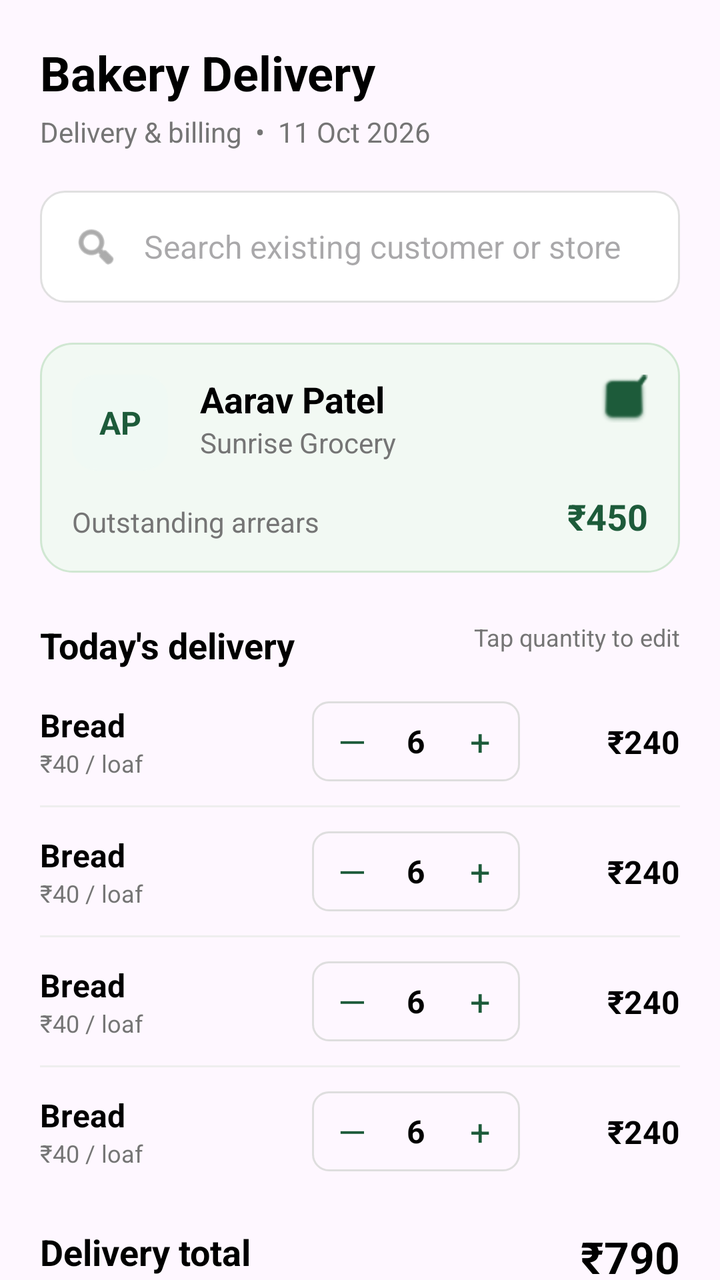
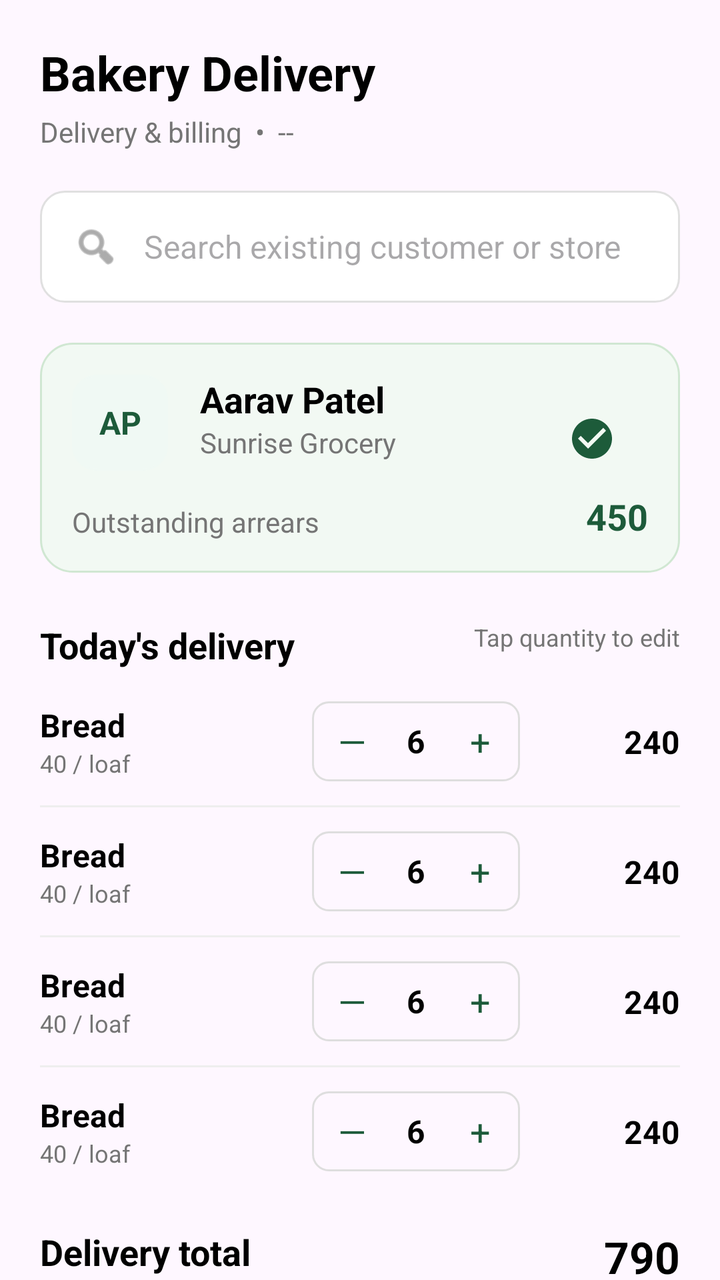

The first picture is an Android layout as it rendered before a commit; the second is the same layout after the commit. The layout source and the unified diff follow.
<!-- AndroidManifest.xml: application theme Theme.BakeDashTest -->
<!-- res/layout/fragment_delivery.xml -->
<?xml version="1.0" encoding="utf-8"?>
<androidx.core.widget.NestedScrollView xmlns:android="http://schemas.android.com/apk/res/android"
    xmlns:app="http://schemas.android.com/apk/res-auto"
    xmlns:tools="http://schemas.android.com/tools"
    android:id="@+id/deliveryLayout"
    android:layout_width="match_parent"
    android:layout_height="match_parent"
    android:visibility="visible">

    <LinearLayout
        android:layout_width="match_parent"
        android:layout_height="wrap_content"
        android:orientation="vertical"
        android:padding="20dp">

        
        <TextView
            android:layout_width="wrap_content"
            android:layout_height="wrap_content"
            android:text="Bakery Delivery"
            android:textColor="@color/black"
            android:textSize="24sp"
            android:textStyle="bold" />

        <TextView
            android:layout_width="wrap_content"
            android:layout_height="wrap_content"
            android:layout_marginTop="4dp"
            android:text="Delivery &amp; billing  •  11 Oct 2026"
            android:textColor="@color/text_grey"
            android:textSize="14sp" />

        
        <LinearLayout
            android:layout_width="match_parent"
            android:layout_height="56dp"
            android:layout_marginTop="20dp"
            android:background="@drawable/bg_search"
            android:gravity="center_vertical"
            android:orientation="horizontal"
            android:paddingHorizontal="16dp">

            <ImageView
                android:layout_width="24dp"
                android:layout_height="24dp"
                android:src="@android:drawable/ic_menu_search"
                app:tint="@color/text_grey" />

            <EditText
                android:layout_width="match_parent"
                android:layout_height="wrap_content"
                android:layout_marginStart="12dp"
                android:background="@android:color/transparent"
                android:hint="Search existing customer or store"
                android:inputType="text"
                android:textSize="16sp" />
        </LinearLayout>

        
        <androidx.constraintlayout.widget.ConstraintLayout
            android:layout_width="match_parent"
            android:layout_height="wrap_content"
            android:layout_marginTop="20dp"
            android:background="@drawable/bg_customer_card"
            android:padding="16dp">

            <TextView
                android:id="@+id/avatar"
                android:layout_width="48dp"
                android:layout_height="48dp"
                android:background="@drawable/bg_search"
                android:backgroundTint="#F0F9F4"
                android:gravity="center"
                android:text="AP"
                android:textColor="@color/primary_green"
                android:textSize="16sp"
                android:textStyle="bold"
                app:layout_constraintStart_toStartOf="parent"
                app:layout_constraintTop_toTopOf="parent" />

            <TextView
                android:id="@+id/customerName"
                android:layout_width="wrap_content"
                android:layout_height="wrap_content"
                android:layout_marginStart="16dp"
                android:text="Aarav Patel"
                android:textColor="@color/black"
                android:textSize="18sp"
                android:textStyle="bold"
                app:layout_constraintStart_toEndOf="@id/avatar"
                app:layout_constraintTop_toTopOf="@id/avatar" />

            <TextView
                android:layout_width="wrap_content"
                android:layout_height="wrap_content"
                android:text="Sunrise Grocery"
                android:textColor="@color/text_grey"
                android:textSize="14sp"
                app:layout_constraintStart_toStartOf="@id/customerName"
                app:layout_constraintTop_toBottomOf="@id/customerName" />

            <ImageView
                android:layout_width="24dp"
                android:layout_height="24dp"
                android:src="@android:drawable/checkbox_on_background"
                app:layout_constraintEnd_toEndOf="parent"
                app:layout_constraintTop_toTopOf="parent"
                app:tint="@color/primary_green" />

            <TextView
                android:layout_width="wrap_content"
                android:layout_height="wrap_content"
                android:layout_marginTop="16dp"
                android:text="Outstanding arrears"
                android:textColor="@color/text_grey"
                android:textSize="14sp"
                app:layout_constraintStart_toStartOf="parent"
                app:layout_constraintTop_toBottomOf="@id/avatar" />

            <TextView
                android:layout_width="wrap_content"
                android:layout_height="wrap_content"
                android:text="₹450"
                android:textColor="@color/primary_green"
                android:textSize="18sp"
                android:textStyle="bold"
                app:layout_constraintBottom_toBottomOf="parent"
                app:layout_constraintEnd_toEndOf="parent" />

        </androidx.constraintlayout.widget.ConstraintLayout>

        
        <RelativeLayout
            android:layout_width="match_parent"
            android:layout_height="wrap_content"
            android:layout_marginTop="24dp">

            <TextView
                android:layout_width="wrap_content"
                android:layout_height="wrap_content"
                android:text="Today's delivery"
                android:textColor="@color/black"
                android:textSize="18sp"
                android:textStyle="bold" />

            <TextView
                android:layout_width="wrap_content"
                android:layout_height="wrap_content"
                android:layout_alignParentEnd="true"
                android:text="Tap quantity to edit"
                android:textColor="@color/text_grey"
                android:textSize="12sp" />
        </RelativeLayout>

        
        <include layout="@layout/item_delivery_row"
            android:layout_width="match_parent"
            android:layout_height="wrap_content"
            android:layout_marginTop="16dp" />

        <View android:layout_width="match_parent" android:layout_height="1dp" android:background="@color/divider_grey" android:layout_marginVertical="12dp" />

        <include layout="@layout/item_delivery_row"
            android:layout_width="match_parent"
            android:layout_height="wrap_content" />

        <View android:layout_width="match_parent" android:layout_height="1dp" android:background="@color/divider_grey" android:layout_marginVertical="12dp" />

        <include layout="@layout/item_delivery_row"
            android:layout_width="match_parent"
            android:layout_height="wrap_content" />

        <View android:layout_width="match_parent" android:layout_height="1dp" android:background="@color/divider_grey" android:layout_marginVertical="12dp" />

        <include layout="@layout/item_delivery_row"
            android:layout_width="match_parent"
            android:layout_height="wrap_content" />

        
        <RelativeLayout
            android:layout_width="match_parent"
            android:layout_height="wrap_content"
            android:layout_marginTop="20dp"
            android:paddingVertical="8dp">

            <TextView
                android:layout_width="wrap_content"
                android:layout_height="wrap_content"
                android:text="Delivery total"
                android:textColor="@color/black"
                android:textSize="18sp"
                android:textStyle="bold" />

            <TextView
                android:layout_width="wrap_content"
                android:layout_height="wrap_content"
                android:layout_alignParentEnd="true"
                android:text="₹790"
                android:textColor="@color/black"
                android:textSize="22sp"
                android:textStyle="bold" />
        </RelativeLayout>

        
        <androidx.constraintlayout.widget.ConstraintLayout
            android:layout_width="match_parent"
            android:layout_height="wrap_content"
            android:layout_marginTop="20dp"
            android:background="@drawable/bg_payment_card"
            android:padding="20dp">

            <TextView
                android:id="@+id/paymentDetailsTitle"
                android:layout_width="wrap_content"
                android:layout_height="wrap_content"
                android:text="Payment details"
                android:textColor="@color/black"
                android:textSize="18sp"
                android:textStyle="bold"
                app:layout_constraintStart_toStartOf="parent"
                app:layout_constraintTop_toTopOf="parent" />

            <LinearLayout
                android:layout_width="wrap_content"
                android:layout_height="wrap_content"
                android:gravity="center_vertical"
                app:layout_constraintEnd_toEndOf="parent"
                app:layout_constraintTop_toTopOf="parent">

                <ImageView
                    android:layout_width="16dp"
                    android:layout_height="16dp"
                    android:src="@android:drawable/ic_menu_recent_history"
                    app:tint="@color/primary_green" />

                <TextView
                    android:layout_width="wrap_content"
                    android:layout_height="wrap_content"
                    android:layout_marginStart="4dp"
                    android:text="History"
                    android:textColor="@color/primary_green"
                    android:textSize="14sp"
                    android:textStyle="bold" />
            </LinearLayout>

            <TextView
                android:id="@+id/prevArrearsLabel"
                android:layout_width="wrap_content"
                android:layout_height="wrap_content"
                android:layout_marginTop="24dp"
                android:text="Previous arrears"
                android:textColor="@color/text_grey"
                android:textSize="14sp"
                app:layout_constraintStart_toStartOf="parent"
                app:layout_constraintTop_toBottomOf="@id/paymentDetailsTitle" />

            <TextView
                android:layout_width="wrap_content"
                android:layout_height="wrap_content"
                android:text="₹450"
                android:textColor="@color/black"
                android:textSize="16sp"
                android:textStyle="bold"
                app:layout_constraintEnd_toEndOf="parent"
                app:layout_constraintTop_toTopOf="@id/prevArrearsLabel" />

            <TextView
                android:id="@+id/totalDueLabel"
                android:layout_width="wrap_content"
                android:layout_height="wrap_content"
                android:layout_marginTop="16dp"
                android:text="Total amount due"
                android:textColor="@color/black"
                android:textSize="16sp"
                android:textStyle="bold"
                app:layout_constraintStart_toStartOf="parent"
                app:layout_constraintTop_toBottomOf="@id/prevArrearsLabel" />

            <TextView
                android:layout_width="wrap_content"
                android:layout_height="wrap_content"
                android:text="₹1,240"
                android:textColor="@color/black"
                android:textSize="22sp"
                android:textStyle="bold"
                app:layout_constraintEnd_toEndOf="parent"
                app:layout_constraintTop_toTopOf="@id/totalDueLabel" />

            <TextView
                android:id="@+id/paymentAmountLabel"
                android:layout_width="wrap_content"
                android:layout_height="wrap_content"
                android:layout_marginTop="24dp"
                android:text="Payment amount"
                android:textColor="@color/black"
                android:textSize="16sp"
                app:layout_constraintBottom_toBottomOf="@id/paymentInputLayout"
                app:layout_constraintStart_toStartOf="parent"
                app:layout_constraintTop_toTopOf="@id/paymentInputLayout" />

            <LinearLayout
                android:id="@+id/paymentInputLayout"
                android:layout_width="160dp"
                android:layout_height="48dp"
                android:layout_marginTop="16dp"
                android:background="@drawable/bg_payment_input"
                android:gravity="center_vertical"
                android:orientation="horizontal"
                android:paddingHorizontal="12dp"
                app:layout_constraintEnd_toEndOf="parent"
                app:layout_constraintTop_toBottomOf="@id/totalDueLabel">

                <TextView
                    android:layout_width="wrap_content"
                    android:layout_height="wrap_content"
                    android:text="₹"
                    android:textColor="@color/text_grey"
                    android:textSize="16sp" />

                <EditText
                    android:layout_width="match_parent"
                    android:layout_height="wrap_content"
                    android:layout_marginStart="8dp"
                    android:background="@android:color/transparent"
                    android:gravity="end"
                    android:hint="0"
                    android:inputType="number"
                    android:text="1,000"
                    android:textColor="@color/black"
                    android:textSize="18sp"
                    android:textStyle="bold" />
            </LinearLayout>

            <LinearLayout
                android:layout_width="match_parent"
                android:layout_height="56dp"
                android:layout_marginTop="24dp"
                android:background="@drawable/bg_remaining_balance"
                android:gravity="center_vertical"
                android:orientation="horizontal"
                android:paddingHorizontal="16dp"
                app:layout_constraintTop_toBottomOf="@id/paymentInputLayout">

                <TextView
                    android:layout_width="0dp"
                    android:layout_height="wrap_content"
                    android:layout_weight="1"
                    android:text="Remaining balance"
                    android:textColor="@color/primary_green"
                    android:textSize="14sp"
                    android:textStyle="bold" />

                <TextView
                    android:layout_width="wrap_content"
                    android:layout_height="wrap_content"
                    android:text="₹240"
                    android:textColor="@color/primary_green"
                    android:textSize="20sp"
                    android:textStyle="bold" />
            </LinearLayout>

        </androidx.constraintlayout.widget.ConstraintLayout>

        
        <LinearLayout
            android:layout_width="match_parent"
            android:layout_height="wrap_content"
            android:layout_marginTop="24dp"
            android:layout_marginBottom="24dp"
            android:orientation="horizontal">

            <com.google.android.material.button.MaterialButton
                android:layout_width="0dp"
                android:layout_height="56dp"
                android:layout_marginEnd="8dp"
                android:layout_weight="1"
                android:backgroundTint="@color/primary_green"
                android:text="Save Bill"
                android:textAllCaps="false"
                android:textSize="16sp"
                app:cornerRadius="12dp"
                app:icon="@android:drawable/checkbox_on_background" />

            <com.google.android.material.button.MaterialButton
                style="@style/Widget.MaterialComponents.Button.OutlinedButton"
                android:layout_width="0dp"
                android:layout_height="56dp"
                android:layout_marginStart="8dp"
                android:layout_weight="1"
                android:text="Print Bill"
                android:textAllCaps="false"
                android:textColor="@color/primary_green"
                android:textSize="16sp"
                app:cornerRadius="12dp"
                app:icon="@android:drawable/ic_menu_share"
                app:iconTint="@color/primary_green"
                app:strokeColor="@color/primary_green" />

        </LinearLayout>

    </LinearLayout>
</androidx.core.widget.NestedScrollView>
<!-- res/layout/item_delivery_row.xml (included above) -->
<?xml version="1.0" encoding="utf-8"?>
<androidx.constraintlayout.widget.ConstraintLayout xmlns:android="http://schemas.android.com/apk/res/android"
    xmlns:app="http://schemas.android.com/apk/res-auto"
    xmlns:tools="http://schemas.android.com/tools"
    android:layout_width="match_parent"
    android:layout_height="wrap_content">

    <LinearLayout
        android:id="@+id/itemInfo"
        android:layout_width="0dp"
        android:layout_height="wrap_content"
        android:orientation="vertical"
        app:layout_constraintBottom_toBottomOf="parent"
        app:layout_constraintEnd_toStartOf="@+id/quantityContainer"
        app:layout_constraintStart_toStartOf="parent"
        app:layout_constraintTop_toTopOf="parent">

        <TextView
            android:id="@+id/itemName"
            android:layout_width="wrap_content"
            android:layout_height="wrap_content"
            android:text="Bread"
            android:textColor="@color/black"
            android:textSize="16sp"
            android:textStyle="bold" />

        <TextView
            android:id="@+id/itemPrice"
            android:layout_width="wrap_content"
            android:layout_height="wrap_content"
            android:text="₹40 / loaf"
            android:textColor="@color/text_grey"
            android:textSize="12sp" />
    </LinearLayout>

    <LinearLayout
        android:id="@+id/quantityContainer"
        android:layout_width="wrap_content"
        android:layout_height="40dp"
        android:background="@drawable/bg_quantity_selector"
        android:gravity="center"
        android:orientation="horizontal"
        android:paddingHorizontal="8dp"
        app:layout_constraintBottom_toBottomOf="parent"
        app:layout_constraintEnd_toStartOf="@+id/itemTotal"
        app:layout_constraintStart_toEndOf="@id/itemInfo"
        app:layout_constraintTop_toTopOf="parent">

        <TextView
            android:layout_width="24dp"
            android:layout_height="match_parent"
            android:gravity="center"
            android:text="—"
            android:textColor="@color/primary_green"
            android:textSize="18sp" />

        <TextView
            android:id="@+id/quantity"
            android:layout_width="40dp"
            android:layout_height="match_parent"
            android:gravity="center"
            android:text="6"
            android:textColor="@color/black"
            android:textSize="16sp"
            android:textStyle="bold" />

        <TextView
            android:layout_width="24dp"
            android:layout_height="match_parent"
            android:gravity="center"
            android:text="+"
            android:textColor="@color/primary_green"
            android:textSize="18sp" />
    </LinearLayout>

    <TextView
        android:id="@+id/itemTotal"
        android:layout_width="80dp"
        android:layout_height="wrap_content"
        android:gravity="end"
        android:text="₹240"
        android:textColor="@color/black"
        android:textSize="16sp"
        android:textStyle="bold"
        app:layout_constraintBottom_toBottomOf="parent"
        app:layout_constraintEnd_toEndOf="parent"
        app:layout_constraintTop_toTopOf="parent" />

</androidx.constraintlayout.widget.ConstraintLayout>
<!-- resources referenced by this layout -->
<resources>
  <color name="black">#FF000000</color>
  <color name="divider_grey">#EEEEEE</color>
  <color name="primary_green">#1D5B3A</color>
  <color name="text_grey">#757575</color>
  <!-- drawable bg_customer_card (drawable) -->
  <?xml version="1.0" encoding="utf-8"?>
  <shape xmlns:android="http://schemas.android.com/apk/res/android">
      <solid android:color="@color/light_green_bg" />
      <corners android:radius="16dp" />
      <stroke android:width="1dp" android:color="@color/light_green_border" />
  </shape>
  <!-- drawable bg_payment_card (drawable) -->
  <?xml version="1.0" encoding="utf-8"?>
  <shape xmlns:android="http://schemas.android.com/apk/res/android">
      <solid android:color="@color/white" />
      <corners android:radius="16dp" />
      <stroke android:width="1dp" android:color="#E0E0E0" />
  </shape>
  <!-- drawable bg_payment_input (drawable) -->
  <?xml version="1.0" encoding="utf-8"?>
  <shape xmlns:android="http://schemas.android.com/apk/res/android">
      <corners android:radius="8dp" />
      <stroke android:width="1.5dp" android:color="@color/primary_green" />
  </shape>
  <!-- drawable bg_quantity_selector (drawable) -->
  <?xml version="1.0" encoding="utf-8"?>
  <shape xmlns:android="http://schemas.android.com/apk/res/android">
      <corners android:radius="8dp" />
      <stroke android:width="1dp" android:color="#DEDEDE" />
  </shape>
  <!-- drawable bg_remaining_balance (drawable) -->
  <?xml version="1.0" encoding="utf-8"?>
  <shape xmlns:android="http://schemas.android.com/apk/res/android">
      <solid android:color="@color/light_green_bg" />
      <corners android:radius="12dp" />
  </shape>
  <!-- drawable bg_search (drawable) -->
  <?xml version="1.0" encoding="utf-8"?>
  <shape xmlns:android="http://schemas.android.com/apk/res/android">
      <solid android:color="@color/white" />
      <corners android:radius="12dp" />
      <stroke android:width="1dp" android:color="#E0E0E0" />
  </shape>
  <style name="Theme.BakeDashTest" parent="Base.Theme.BakeDashTest" />
  <color name="light_green_bg">#F2F9F3</color>
  <color name="light_green_border">#D0E7D2</color>
  <color name="white">#FFFFFFFF</color>
  <style name="Base.Theme.BakeDashTest" parent="Theme.Material3.DayNight.NoActionBar">
          
          
      </style>
</resources>

<!-- the commit's change to res/layout/fragment_delivery.xml (unified diff, before → after) -->
@@ -23,10 +23,11 @@
             android:textStyle="bold" />
 
         <TextView
+            android:id="@+id/deliveryDateText"
             android:layout_width="wrap_content"
             android:layout_height="wrap_content"
             android:layout_marginTop="4dp"
-            android:text="Delivery &amp; billing  •  11 Oct 2026"
+            android:text="Delivery &amp; billing  •  --"
             android:textColor="@color/text_grey"
             android:textSize="14sp" />
 
@@ -53,6 +54,7 @@
                 android:background="@android:color/transparent"
                 android:hint="Search existing customer or store"
                 android:inputType="text"
+                android:textColor="#1E293B"
                 android:textSize="16sp" />
         </LinearLayout>
 
@@ -63,6 +65,17 @@
             android:layout_marginTop="20dp"
             android:background="@drawable/bg_customer_card"
             android:padding="16dp">
+
+            <ImageView
+                android:id="@+id/selectedStatusIcon"
+                android:layout_width="24dp"
+                android:layout_height="24dp"
+                android:layout_marginTop="20dp"
+                android:layout_marginEnd="16dp"
+                android:src="@drawable/ic_check_circle"
+                app:layout_constraintEnd_toEndOf="parent"
+                app:layout_constraintTop_toTopOf="parent"
+                app:tint="@color/primary_green" />
 
             <TextView
                 android:id="@+id/avatar"
@@ -99,13 +112,7 @@
                 app:layout_constraintStart_toStartOf="@id/customerName"
                 app:layout_constraintTop_toBottomOf="@id/customerName" />
 
-            <ImageView
-                android:layout_width="24dp"
-                android:layout_height="24dp"
-                android:src="@android:drawable/checkbox_on_background"
-                app:layout_constraintEnd_toEndOf="parent"
-                app:layout_constraintTop_toTopOf="parent"
-                app:tint="@color/primary_green" />
+
 
             <TextView
                 android:layout_width="wrap_content"
@@ -120,7 +127,7 @@
             <TextView
                 android:layout_width="wrap_content"
                 android:layout_height="wrap_content"
-                android:text="₹450"
+                android:text="450"
                 android:textColor="@color/primary_green"
                 android:textSize="18sp"
                 android:textStyle="bold"
@@ -195,7 +202,7 @@
                 android:layout_width="wrap_content"
                 android:layout_height="wrap_content"
                 android:layout_alignParentEnd="true"
-                android:text="₹790"
+                android:text="790"
                 android:textColor="@color/black"
                 android:textSize="22sp"
                 android:textStyle="bold" />
@@ -257,7 +264,7 @@
             <TextView
                 android:layout_width="wrap_content"
                 android:layout_height="wrap_content"
-                android:text="₹450"
+                android:text="450"
                 android:textColor="@color/black"
                 android:textSize="16sp"
                 android:textStyle="bold"
@@ -279,7 +286,7 @@
             <TextView
                 android:layout_width="wrap_content"
                 android:layout_height="wrap_content"
-                android:text="₹1,240"
+                android:text="1,240"
                 android:textColor="@color/black"
                 android:textSize="22sp"
                 android:textStyle="bold"
@@ -300,7 +307,7 @@
 
             <LinearLayout
                 android:id="@+id/paymentInputLayout"
-                android:layout_width="160dp"
+                android:layout_width="120dp"
                 android:layout_height="48dp"
                 android:layout_marginTop="16dp"
                 android:background="@drawable/bg_payment_input"
@@ -310,17 +317,9 @@
                 app:layout_constraintEnd_toEndOf="parent"
                 app:layout_constraintTop_toBottomOf="@id/totalDueLabel">
 
-                <TextView
-                    android:layout_width="wrap_content"
-                    android:layout_height="wrap_content"
-                    android:text="₹"
-                    android:textColor="@color/text_grey"
-                    android:textSize="16sp" />
-
                 <EditText
                     android:layout_width="match_parent"
                     android:layout_height="wrap_content"
-                    android:layout_marginStart="8dp"
                     android:background="@android:color/transparent"
                     android:gravity="end"
                     android:hint="0"
@@ -353,7 +352,7 @@
                 <TextView
                     android:layout_width="wrap_content"
                     android:layout_height="wrap_content"
-                    android:text="₹240"
+                    android:text="240"
                     android:textColor="@color/primary_green"
                     android:textSize="20sp"
                     android:textStyle="bold" />
@@ -377,9 +376,11 @@
                 android:backgroundTint="@color/primary_green"
                 android:text="Save Bill"
                 android:textAllCaps="false"
+                android:textColor="@color/white"
                 android:textSize="16sp"
                 app:cornerRadius="12dp"
-                app:icon="@android:drawable/checkbox_on_background" />
+                app:icon="@drawable/ic_check_circle"
+                app:iconTint="@color/white" />
 
             <com.google.android.material.button.MaterialButton
                 style="@style/Widget.MaterialComponents.Button.OutlinedButton"
@@ -431,7 +432,7 @@
             android:id="@+id/itemPrice"
             android:layout_width="wrap_content"
             android:layout_height="wrap_content"
-            android:text="₹40 / loaf"
+            android:text="40 / loaf"
             android:textColor="@color/text_grey"
             android:textSize="12sp" />
     </LinearLayout>
@@ -481,7 +482,7 @@
         android:layout_width="80dp"
         android:layout_height="wrap_content"
         android:gravity="end"
-        android:text="₹240"
+        android:text="240"
         android:textColor="@color/black"
         android:textSize="16sp"
         android:textStyle="bold"
<!-- resource entries referenced after the edit -->
@@ -43,6 +43,16 @@
       <corners android:radius="12dp" />
       <stroke android:width="1dp" android:color="#E0E0E0" />
   </shape>
+  <!-- drawable ic_check_circle (drawable) -->
+  <vector xmlns:android="http://schemas.android.com/apk/res/android"
+      android:width="24dp"
+      android:height="24dp"
+      android:viewportWidth="24"
+      android:viewportHeight="24">
+      <path
+          android:fillColor="#000000"
+          android:pathData="M12,2C6.48,2 2,6.48 2,12s4.48,10 10,10 10,-4.48 10,-10S17.52,2 12,2zM10,17l-5,-5 1.41,-1.41L10,14.17l7.59,-7.59L19,8l-9,9z"/>
+  </vector>
   <style name="Theme.BakeDashTest" parent="Base.Theme.BakeDashTest" />
   <color name="light_green_bg">#F2F9F3</color>
   <color name="light_green_border">#D0E7D2</color>
